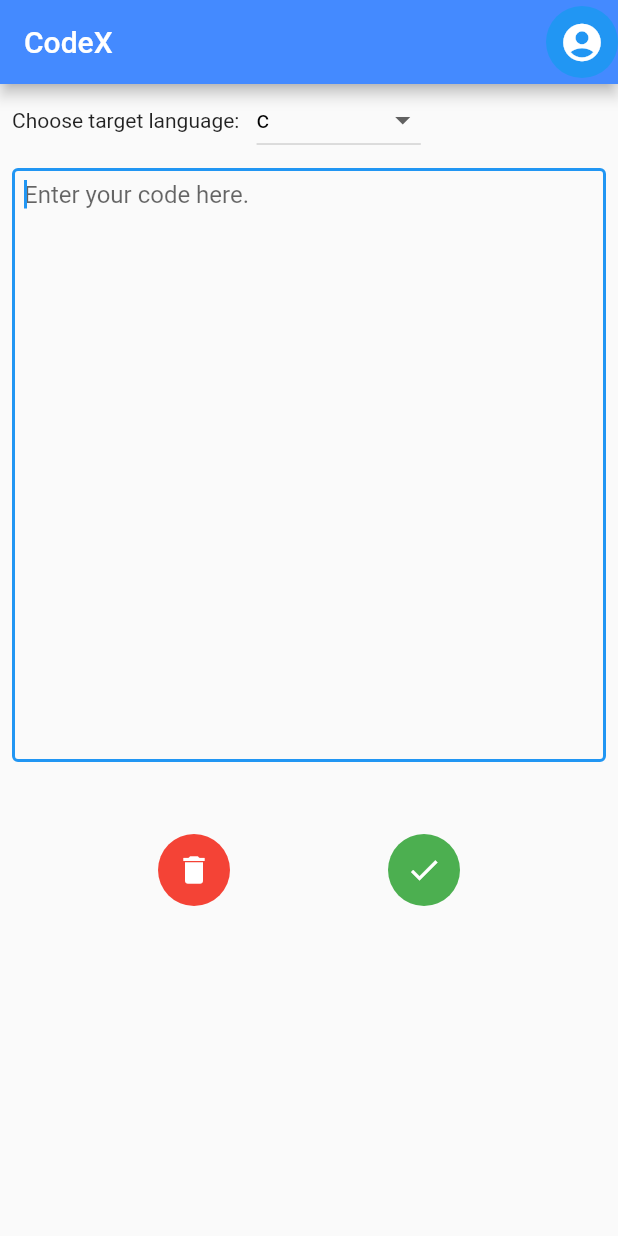
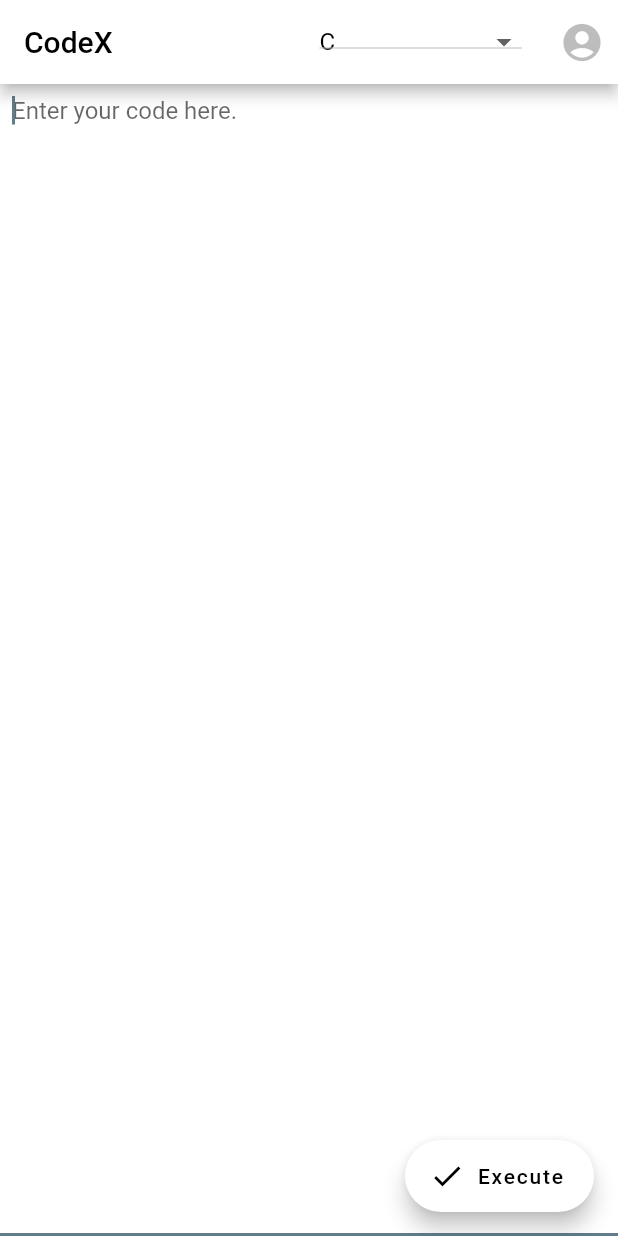
Before and after one commit to imabhishekkumar/CodeX_Flutter, a Flutter app: the screen it shows after launch, on a phone screen of 412 x 824 dp. Run offline on Flutter 3.47's test engine with Material 2 defaults, Android fonts, the phone set to English and light mode, and no system bars.

Commit message:
cleaning the code

```diff
--- a/lib/home.dart
+++ b/lib/home.dart
@@ -1,3 +1,4 @@
+import 'package:code_x/input.dart';
 import 'package:flutter/material.dart';
 import 'package:http/http.dart' as http;
 import 'dart:convert';
@@ -8,6 +9,7 @@ String finalUrl;
 final textController = TextEditingController();
 var code;
 final String runBaseUrl = "https://run.glot.io/languages/";
+int pos = 0;
 
 class Home extends StatefulWidget {
   @override
@@ -15,40 +17,15 @@ class Home extends StatefulWidget {
 }
 
 class _HomeState extends State<Home> {
-  @override
-  Widget build(BuildContext context) {
-    return Scaffold(
-        resizeToAvoidBottomPadding: false,
-        appBar: AppBar(
-          title: new Text("CodeX"),
-          actions: <Widget>[
-            Ink(
-              decoration: ShapeDecoration(
-                color: Colors.blue,
-                shape: CircleBorder(),
-              ),
-              child: IconButton(
-                iconSize: 30.0,
-                icon: Icon(Icons.account_circle),
-                color: Colors.white,
-                onPressed: () {
-                  debugPrint("Icon Pressed");
-                },
-              ),
-            ),
-          ],
-          backgroundColor: Colors.blueAccent,
-        ),
-        body: codeBody());
+  String getExtension(selectedLang) {
+    if (selectedLang == 'python') {
+      return "py";
+    } else if (selectedLang == 'kotlin') {
+      return "kt";
+    } else
+      return selectedLang;
   }
-}
 
-class codeBody extends StatefulWidget {
-  @override
-  _codeBodyState createState() => _codeBodyState();
-}
-
-class _codeBodyState extends State<codeBody> {
   Future getResponse(selectedLang) async {
     var data = json.encode({
       "files": [
@@ -65,84 +42,9 @@ class _codeBodyState extends State<codeBody> {
         headers: head);
     final responseJson = json.decode(response.body);
     print(responseJson);
+    return responseJson;
   }
 
-  String getExtension(selectedLang) {
-    if (selectedLang == 'python') {
-      return "py";
-    } else if (selectedLang == 'kotlin') {
-      return "kt";
-    } else
-      return selectedLang;
-  }
-
-  @override
-  Widget build(BuildContext context) {
-    return new Center(
-      child: new Column(
-        children: <Widget>[
-          dropdownWidget(),
-          Container(
-            margin: EdgeInsets.all(8.0),
-            // hack textfield height
-            padding: EdgeInsets.only(bottom: 40.0),
-            child: new TextField(
-              autofocus: true,
-              controller: textController,
-              keyboardType: TextInputType.multiline,
-              maxLines: 20,
-              decoration: InputDecoration(
-                  border: OutlineInputBorder(),
-                  contentPadding: EdgeInsets.all(8),
-                  hintText: "Enter your code here."),
-            ),
-          ),
-          new Row(
-            mainAxisAlignment: MainAxisAlignment.spaceEvenly,
-            children: <Widget>[
-              Ink(
-                decoration: ShapeDecoration(
-                  color: Colors.red,
-                  shape: CircleBorder(),
-                ),
-                child: IconButton(
-                  icon: Icon(Icons.delete),
-                  color: Colors.white,
-                  onPressed: () {
-                    debugPrint("Clear Pressed");
-                    textController.clear();
-                  },
-                ),
-              ),
-              Ink(
-                decoration: ShapeDecoration(
-                  color: Colors.green,
-                  shape: CircleBorder(),
-                ),
-                child: IconButton(
-                  icon: Icon(Icons.done),
-                  color: Colors.white,
-                  onPressed: () {
-                    code = textController.text;
-                    debugPrint(code);
-                    getResponse(defaultLangValue);
-                  },
-                ),
-              ),
-            ],
-          )
-        ],
-      ),
-    );
-  }
-}
-
-class dropdownWidget extends StatefulWidget {
-  @override
-  _dropdownWidgetState createState() => _dropdownWidgetState();
-}
-
-class _dropdownWidgetState extends State<dropdownWidget> {
   final List<String> languages = [
     'assembly',
     'ats',
@@ -181,20 +83,19 @@ class _dropdownWidgetState extends State<dropdownWidget> {
     'swift',
     'typescript'
   ];
-
   @override
   Widget build(BuildContext context) {
-    return Container(
-      child: Row(
-        children: <Widget>[
+    return Scaffold(
+      resizeToAvoidBottomPadding: false,
+      appBar: AppBar(
+        title: new Text(
+          "CodeX",
+          style: TextStyle(color: Colors.black),
+        ),
+        actions: <Widget>[
           Container(
-            padding: EdgeInsets.all(8.0),
-            child: Text(
-              "Choose target language: ",
-              style: TextStyle(),
-            ),
-          ),
-          DropdownButton<String>(
+            padding: EdgeInsets.all(16),
+          child: DropdownButton<String>(
             value: defaultLangValue == "c" ? 'c' : defaultLangValue,
             onChanged: (String newValue) {
               setState(() {
@@ -205,13 +106,63 @@ class _dropdownWidgetState extends State<dropdownWidget> {
               return DropdownMenuItem<String>(
                 value: value,
                 child: Text(
-                  value,
-                  style: TextStyle(color: Colors.black),
+                  value.toUpperCase(),
+                  style: TextStyle(
+                    color: Colors.black
+                  ),
                 ),
               );
             }).toList(),
+          )
+          ),
+          Ink(
+            decoration: ShapeDecoration(
+              color: Colors.white,
+              shape: CircleBorder(),
+            ),
+            child: IconButton(
+              iconSize: 30.0,
+              icon: Icon(Icons.account_circle),
+              color: Colors.black26,
+              onPressed: () {
+                debugPrint("Icon Pressed");
+              },
+            ),
           ),
         ],
+        backgroundColor: Colors.white,
+      ),
+      body: TextField(
+        autofocus: true,
+        controller: textController,
+        keyboardType: TextInputType.multiline,
+        maxLines: 99,
+        style: TextStyle(color: Colors.greenAccent),
+        decoration: InputDecoration(
+            filled: true,
+            fillColor: Colors.white,
+            contentPadding: EdgeInsets.all(8.0),
+            hintText: "Enter your code here."),
+      ),
+      floatingActionButton: FloatingActionButton.extended(
+        icon: Icon(
+          Icons.done,
+          color: Colors.black,
+        ),
+        backgroundColor: Colors.white,
+        onPressed: () {
+          code = textController.text;
+          debugPrint(code);
+          getResponse(defaultLangValue);
+          Navigator.push(
+            context,
+            MaterialPageRoute(builder: (context) => inputBody()),
+          );
+        },
+        label: Text(
+          "Execute",
+          style: TextStyle(color: Colors.black),
+        ),
       ),
     );
   }
--- a/lib/main.dart
+++ b/lib/main.dart
@@ -9,6 +9,10 @@ void main() async {
 class MyApp extends StatelessWidget {
   @override
   Widget build(BuildContext context) {
-    return MaterialApp(title: "CodeX", home: Home());
+    return MaterialApp(title: "CodeX",
+    theme: ThemeData(
+        primarySwatch: Colors.blueGrey,
+      ),
+    home: Home());
   }
 }
```
Also changed, not shown: lib/input.dart (added, +50 -0 lines).
